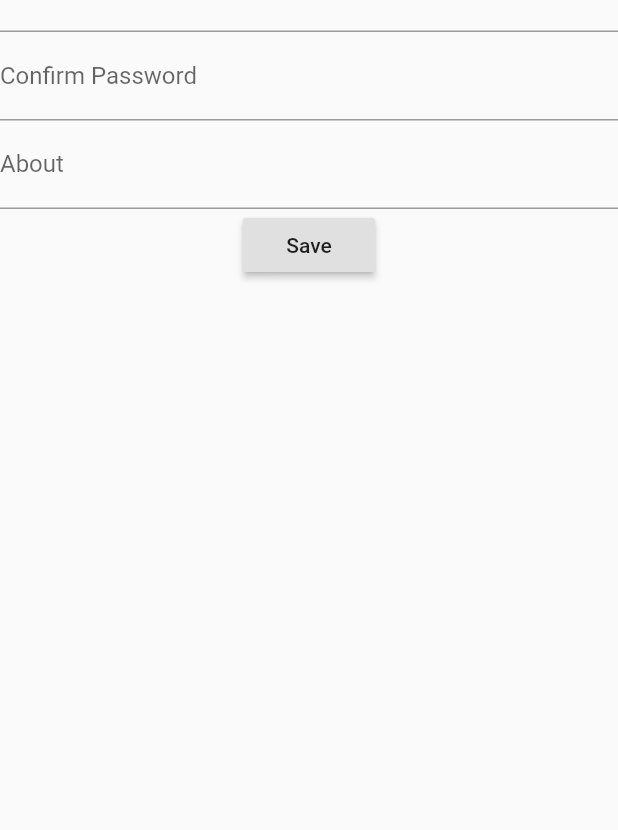
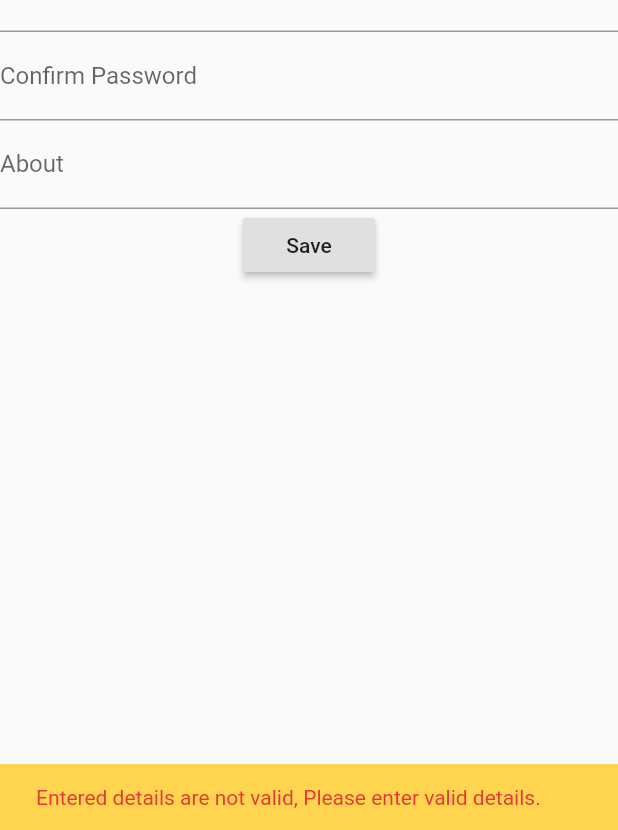
Before and after one commit to nsdahile/password-manager, a Flutter app: the AddAccountScreen screen opened by its route, after a tap on "Save", on a phone screen of 412 x 824 dp, the part 406-1236 px from its top. Run offline on Flutter 3.47's test engine with Material 2 defaults, Android fonts, the phone set to English and light mode, and no system bars.

Commit message:
Empty account addtion bug fix

```diff
--- a/lib/models/list_account_data.dart
+++ b/lib/models/list_account_data.dart
@@ -27,6 +27,5 @@ class ListAccountData with ChangeNotifier {
     _accounts.add(newAccount);
 
     notifyListeners();
-    print(_accounts.length);
   }
 }
--- a/lib/screens/add_account_screen.dart
+++ b/lib/screens/add_account_screen.dart
@@ -3,14 +3,25 @@ import 'package:provider/provider.dart';
 
 import '../models/list_account_data.dart';
 
-class AddAccountScreen extends StatefulWidget {
+class AddAccountScreen extends StatelessWidget {
   static final routeName = 'add-account-screen';
-
   @override
-  _AddAccountScreenState createState() => _AddAccountScreenState();
+  Widget build(BuildContext context) {
+    return Scaffold(
+      appBar: AppBar(
+        title: Text('Add Account'),
+      ),
+      body: AccountFrom(),
+    );
+  }
 }
 
-class _AddAccountScreenState extends State<AddAccountScreen> {
+class AccountFrom extends StatefulWidget {
+  @override
+  _AccountFromState createState() => _AccountFromState();
+}
+
+class _AccountFromState extends State<AccountFrom> {
   final formKey = GlobalKey<FormState>();
   final passwordControler = TextEditingController();
   String url;
@@ -20,11 +31,7 @@ class _AddAccountScreenState extends State<AddAccountScreen> {
 
   @override
   Widget build(BuildContext context) {
-    return Scaffold(
-      appBar: AppBar(
-        title: Text('Add Account'),
-      ),
-      body: Form(
+    return Form(
       key: formKey,
       child: SingleChildScrollView(
         child: Column(
@@ -86,13 +93,30 @@ class _AddAccountScreenState extends State<AddAccountScreen> {
           ],
         ),
       ),
-      ),
     );
   }
 
   void save() {
     if (formKey.currentState.validate()) {
       formKey.currentState.save();
+      if ((url == null || url.length == 0) &&
+          (username == null || username.length == 0) &&
+          (email == null || email.length == 0)) {
+        Scaffold.of(context).showSnackBar(
+          SnackBar(
+            backgroundColor: Colors.amber[300],
+            content: Text(
+              'Entered details are not valid, Please enter valid details.',
+              style: TextStyle(
+                color: Colors.red[600],
+                // fontSize: 16,
+              ),
+              textAlign: TextAlign.justify,
+            ),
+          ),
+        );
+        return;
+      }
       Provider.of<ListAccountData>(context, listen: false).addAccount(
         url: url,
         username: username,
--- a/lib/screens/list_accounts_screen.dart
+++ b/lib/screens/list_accounts_screen.dart
@@ -1,3 +1,5 @@
+//home screen
+
 import 'package:flutter/material.dart';
 
 import 'add_account_screen.dart';
```
Also changed, not shown: lib/widgets/list_accout_screen/account_tile.dart (+23 -3 lines). Lines whose indentation alone changed are shown as unchanged.
